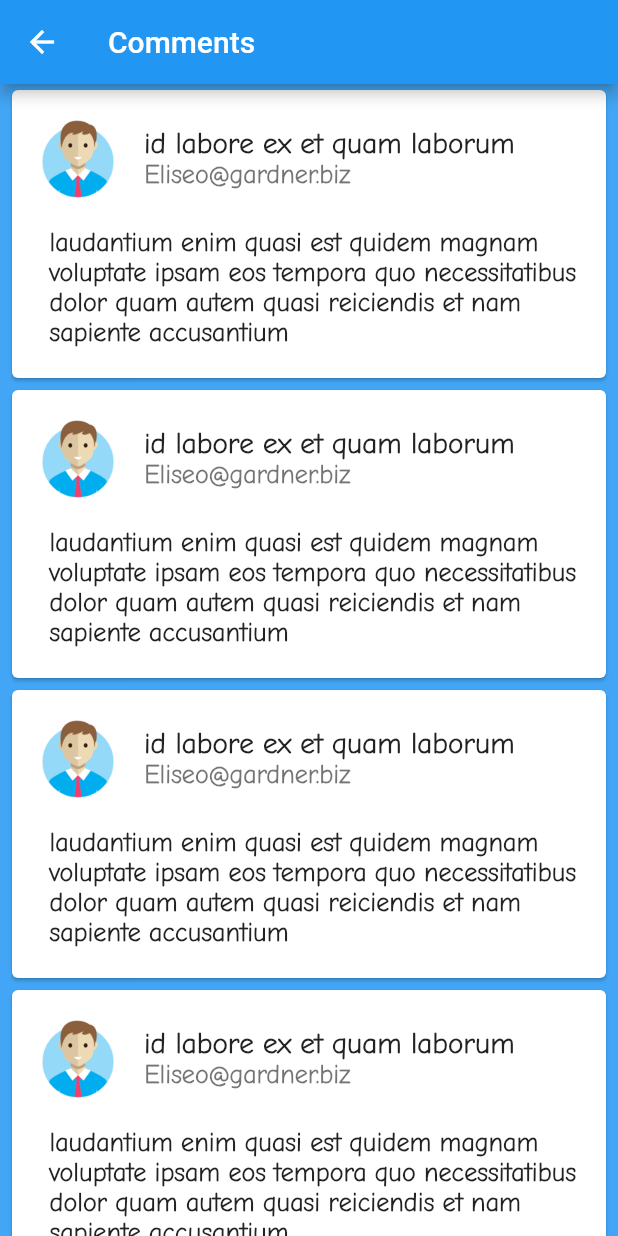
After one commit to Suraj9938/Blog_App, a Flutter app: the screen it shows after launch, item 2 of the bottom bar chosen, scrolled down 576 dp, after a tap on the "expand more" icon, after a tap on "Go To Comments", on a phone screen of 412 x 824 dp. The commit adds this screen. Run offline on Flutter 3.47's test engine with Material 2 defaults, Android fonts, the phone set to English and light mode, and no system bars; our stand-ins replace carousel_pro, fancy_bottom_navigation, shimmer; network calls fail.

Commit message:
Fifth Commit

```diff
--- a/lib/main.dart
+++ b/lib/main.dart
@@ -1,5 +1,6 @@
 import 'package:blog_application/provider/user_provider.dart';
 import 'package:blog_application/screens/blog_overview_screen.dart';
+import 'package:blog_application/screens/comments_screen.dart';
 import 'package:blog_application/screens/user_detail_screen.dart';
 import 'package:flutter/material.dart';
 import 'package:provider/provider.dart';
@@ -25,6 +26,7 @@ class MyApp extends StatelessWidget {
         home: BlogOverview(),
         routes: {
           UserDetailScreen.routeName: (ctx) => UserDetailScreen(),
+          CommentsScreen.routeName: (ctx) => CommentsScreen(),
         },
       ),
     );
--- a/lib/screens/blog_overview_screen.dart
+++ b/lib/screens/blog_overview_screen.dart
@@ -1,7 +1,7 @@
 import 'package:blog_application/provider/user_provider.dart';
 import 'package:blog_application/screens/album_screen.dart';
 import 'package:blog_application/screens/blog_screen.dart';
-import 'package:blog_application/screens/post_comments_screen.dart';
+import 'package:blog_application/screens/post_screen.dart';
 import 'package:blog_application/screens/todo_screen.dart';
 import 'package:fancy_bottom_navigation/fancy_bottom_navigation.dart';
 import 'package:flutter/cupertino.dart';
@@ -53,7 +53,7 @@ class _BlogOverviewState extends State<BlogOverview> {
     return Scaffold(
         appBar: AppBar(
           title: Text(
-            _currentPage == 0 ? "Blog OverView" : _currentPage == 1 ? "Posts and Comments" : _currentPage == 2 ? "Album" : "To-Do",
+            _currentPage == 0 ? "Blog OverView" : _currentPage == 1 ? "Posts" : _currentPage == 2 ? "Album" : "To-Do",
             style: TextStyle(
               fontFamily: "font2",
               fontSize: 28,
--- /dev/null
+++ b/lib/screens/comments_screen.dart
@@ -0,0 +1,22 @@
+import 'package:blog_application/widgets/comments_detail.dart';
+import 'package:flutter/material.dart';
+
+class CommentsScreen extends StatelessWidget {
+  static const routeName = "/comments_screen";
+
+  @override
+  Widget build(BuildContext context) {
+    return Scaffold(
+      appBar: AppBar(
+        title: Text("Comments"),
+      ),
+      backgroundColor: Colors.blue[400],
+      body: ListView.builder(
+        itemBuilder: (ctx, builder) {
+          return CommentsDetail();
+        },
+        itemCount: 5,
+      ),
+    );
+  }
+}
--- a/lib/screens/post_comments_screen.dart
+++ /dev/null
@@ -1,149 +0,0 @@
-import 'package:flutter/cupertino.dart';
-import 'package:flutter/material.dart';
-
-class PostScreen extends StatefulWidget {
-  @override
-  _PostScreenState createState() => _PostScreenState();
-}
-
-class _PostScreenState extends State<PostScreen> {
-  bool _isComment = false;
-
-  @override
-  Widget build(BuildContext context) {
-    return ListView.builder(
-      itemBuilder: (ctx, index) {
-        return Container(
-          padding: EdgeInsets.only(bottom: 15, left: 6, right: 6, top: 12),
-          width: double.infinity - 20,
-          height: _isComment ? 370 : 300,
-          color: Colors.blue[400],
-          child: Card(
-            child: Padding(
-              padding: EdgeInsets.only(
-                top: 10,
-              ),
-              child: Column(
-                crossAxisAlignment: CrossAxisAlignment.start,
-                children: [
-                  ListTile(
-                    leading: Image.asset(
-                      "assets/images/image1.png",
-                      height: 50,
-                      width: 60,
-                    ),
-                    title: Text(
-                      "Suraj Lal Shrestha",
-                      style: TextStyle(
-                        fontFamily: "font1",
-                        fontSize: 22,
-                        fontWeight: FontWeight.bold,
-                      ),
-                    ),
-                    trailing: IconButton(
-                      icon: _isComment
-                          ? Icon(
-                              Icons.expand_more,
-                            )
-                          : Icon(
-                              Icons.expand_less,
-                            ),
-                      onPressed: () {
-                        setState(() {
-                          _isComment = !_isComment;
-                        });
-                      },
-                    ),
-                  ),
-                  Padding(
-                    padding: EdgeInsets.only(
-                      top: 10,
-                      left: 24,
-                    ),
-                    child: Row(
-                      crossAxisAlignment: CrossAxisAlignment.start,
-                      mainAxisAlignment: MainAxisAlignment.start,
-                      children: [
-                        Text(
-                          "Title : ",
-                          style: TextStyle(
-                            fontFamily: "font1",
-                            fontSize: 20,
-                            fontWeight: FontWeight.bold,
-                            color: Colors.green,
-                          ),
-                        ),
-                        Container(
-                          width: 240,
-                          height: 80,
-                          child: Text(
-                            "sunt aut facere repellat provident occaecati excepturi optio reprehenderit",
-                            style: TextStyle(
-                              fontFamily: "font1",
-                              fontSize: 17,
-                              fontWeight: FontWeight.bold,
-                            ),
-                            textAlign: TextAlign.start,
-                          ),
-                        ),
-                      ],
-                    ),
-                  ),
-                  Padding(
-                    padding: EdgeInsets.only(
-                      left: 20,
-                      right: 15,
-                    ),
-                    child: Text(
-                      "quia et suscipit suscipit recusandae consequuntur expedita et cum reprehenderit molestiae ut ut quas totam nostrum rerum est autem sunt rem eveniet architecto",
-                      style: TextStyle(
-                        fontFamily: "font2",
-                        fontSize: 18,
-                        fontWeight: FontWeight.bold,
-                      ),
-                      textAlign: TextAlign.start,
-                    ),
-                  ),
-                  if (_isComment)
-                    Container(
-                      height: 80,
-                      child: Column(
-                        crossAxisAlignment: CrossAxisAlignment.start,
-                        children: [
-                          SizedBox(
-                            height: 8,
-                          ),
-                          Divider(
-                            thickness: 3,
-                            color: Colors.black,
-                          ),
-                          Container(
-                            padding: EdgeInsets.only(
-                              top: 14,
-                              left: 36,
-                            ),
-                            child: InkWell(
-                              child: Text(
-                                "Go To Comments",
-                                style: TextStyle(
-                                  fontFamily: "font2",
-                                  fontSize: 18,
-                                  fontWeight: FontWeight.bold,
-                                ),
-                              ),
-                              //onTap: Navigator.pushNamed(context, routeName),
-                            ),
-                          ),
-                        ],
-                      ),
-                    ),
-                ],
-              ),
-            ),
-          ),
-        );
-      },
-      itemCount: 7,
-    );
-  }
-}
--- /dev/null
+++ b/lib/screens/post_screen.dart
@@ -0,0 +1,22 @@
+import 'package:blog_application/widgets/post_detail.dart';
+import 'package:flutter/cupertino.dart';
+import 'package:flutter/material.dart';
+
+class PostScreen extends StatefulWidget {
+  @override
+  _PostScreenState createState() => _PostScreenState();
+}
+
+class _PostScreenState extends State<PostScreen> {
+
+
+  @override
+  Widget build(BuildContext context) {
+    return ListView.builder(
+      itemBuilder: (ctx, index) {
+        return PostDetail();
+      },
+      itemCount: 7,
+    );
+  }
+}
--- /dev/null
+++ b/lib/widgets/comments_detail.dart
@@ -0,0 +1,61 @@
+import 'package:flutter/material.dart';
+
+class CommentsDetail extends StatelessWidget {
+  @override
+  Widget build(BuildContext context) {
+    return Container(
+      padding: EdgeInsets.only(
+        left: 4,
+        right: 4,
+      ),
+      width: double.infinity - 20,
+      height: 200,
+      color: Colors.blue[400],
+      child: Card(
+        child: Column(
+          children: [
+            Padding(
+              padding: EdgeInsets.only(top: 10),
+              child: ListTile(
+                leading: Image.asset(
+                  "assets/images/image1.png",
+                ),
+                title: Text(
+                  "id labore ex et quam laborum",
+                  style: TextStyle(
+                    fontFamily: "font1",
+                    fontSize: 19,
+                    fontWeight: FontWeight.bold,
+                  ),
+                ),
+                subtitle: Text(
+                  "Eliseo@gardner.biz",
+                  style: TextStyle(
+                    fontFamily: "font1",
+                    fontSize: 17,
+                    fontWeight: FontWeight.bold,
+                  ),
+                ),
+              ),
+            ),
+            Padding(
+              padding: EdgeInsets.only(
+                top: 10,
+                left: 25,
+                right: 10,
+              ),
+              child: Text(
+                "laudantium enim quasi est quidem magnam voluptate ipsam eos tempora quo necessitatibus dolor quam autem quasi reiciendis et nam sapiente accusantium",
+                style: TextStyle(
+                  fontFamily: "font1",
+                  fontSize: 17,
+                  fontWeight: FontWeight.bold,
+                ),
+              ),
+            ),
+          ],
+        ),
+      ),
+    );
+  }
+}
--- /dev/null
+++ b/lib/widgets/post_detail.dart
@@ -0,0 +1,147 @@
+import 'package:blog_application/screens/comments_screen.dart';
+import 'package:flutter/material.dart';
+
+class PostDetail extends StatefulWidget {
+
+  @override
+  _PostDetailState createState() => _PostDetailState();
+}
+
+class _PostDetailState extends State<PostDetail> {
+  bool _isComment = false;
+
+  @override
+  Widget build(BuildContext context) {
+    return Container(
+      padding: EdgeInsets.only(bottom: 15, left: 6, right: 6, top: 12),
+      width: double.infinity - 20,
+      height: _isComment ? 370 : 300,
+      color: Colors.blue[400],
+      child: Card(
+        child: Padding(
+          padding: EdgeInsets.only(
+            top: 10,
+          ),
+          child: Column(
+            crossAxisAlignment: CrossAxisAlignment.start,
+            children: [
+              ListTile(
+                leading: Image.asset(
+                  "assets/images/image1.png",
+                  height: 50,
+                  width: 60,
+                ),
+                title: Text(
+                  "Suraj Lal Shrestha",
+                  style: TextStyle(
+                    fontFamily: "font1",
+                    fontSize: 22,
+                    fontWeight: FontWeight.bold,
+                  ),
+                ),
+                trailing: IconButton(
+                  icon: _isComment
+                      ? Icon(
+                    Icons.expand_less,
+                  )
+                      : Icon(
+                    Icons.expand_more,
+                  ),
+                  onPressed: () {
+                    setState(() {
+                      _isComment = !_isComment;
+                    });
+                  },
+                ),
+              ),
+              Padding(
+                padding: EdgeInsets.only(
+                  top: 10,
+                  left: 24,
+                ),
+                child: Row(
+                  crossAxisAlignment: CrossAxisAlignment.start,
+                  mainAxisAlignment: MainAxisAlignment.start,
+                  children: [
+                    Text(
+                      "Title : ",
+                      style: TextStyle(
+                        fontFamily: "font1",
+                        fontSize: 20,
+                        fontWeight: FontWeight.bold,
+                        color: Colors.green,
+                      ),
+                    ),
+                    Container(
+                      width: 240,
+                      height: 80,
+                      child: Text(
+                        "sunt aut facere repellat provident occaecati excepturi optio reprehenderit",
+                        style: TextStyle(
+                          fontFamily: "font1",
+                          fontSize: 17,
+                          fontWeight: FontWeight.bold,
+                        ),
+                        textAlign: TextAlign.start,
+                      ),
+                    ),
+                  ],
+                ),
+              ),
+              Padding(
+                padding: EdgeInsets.only(
+                  left: 20,
+                  right: 15,
+                ),
+                child: Text(
+                  "quia et suscipit suscipit recusandae consequuntur expedita et cum reprehenderit molestiae ut ut quas totam nostrum rerum est autem sunt rem eveniet architecto",
+                  style: TextStyle(
+                    fontFamily: "font2",
+                    fontSize: 18,
+                    fontWeight: FontWeight.bold,
+                  ),
+                  textAlign: TextAlign.start,
+                ),
+              ),
+              if (_isComment)
+                Container(
+                  height: 80,
+                  child: Column(
+                    crossAxisAlignment: CrossAxisAlignment.start,
+                    children: [
+                      SizedBox(
+                        height: 8,
+                      ),
+                      Divider(
+                        thickness: 3,
+                        color: Colors.black,
+                      ),
+                      Container(
+                        padding: EdgeInsets.only(
+                          top: 14,
+                          left: 36,
+                        ),
+                        child: InkWell(
+                          child: Text(
+                            "Go To Comments",
+                            style: TextStyle(
+                              fontFamily: "font2",
+                              fontSize: 18,
+                              fontWeight: FontWeight.bold,
+                            ),
+                          ),
+                          onTap: () {
+                            Navigator.pushNamed(context, CommentsScreen.routeName);
+                          },
+                        ),
+                      ),
+                    ],
+                  ),
+                ),
+            ],
+          ),
+        ),
+      ),
+    );
+  }
+}
--- a/lib/widgets/user_listView.dart
+++ b/lib/widgets/user_listView.dart
@@ -101,7 +101,9 @@ class UserListView extends StatelessWidget {
           );
         } else if (snapshot.connectionState == ConnectionState.waiting) {
           return Center(
-            child: CircularProgressIndicator(),
+            child: CircularProgressIndicator(
+              backgroundColor: Colors.white,
+            ),
           );
         } else {
           return Text(snapshot.error.toString());
```
